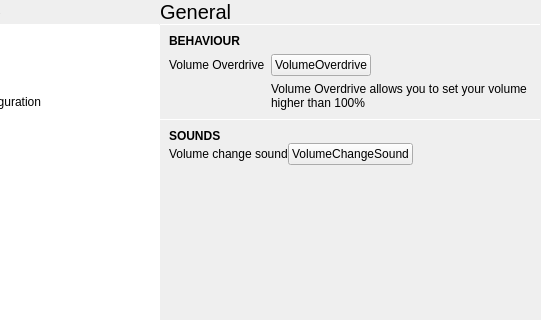
Above: statuscenter/PulseaudioPane/audiopane.ui from vicr123/theshell before the change; both pictures show x 90 to 631 and y 0 to 320 of the 631 by 423 pixel window. Below: the same form after it.
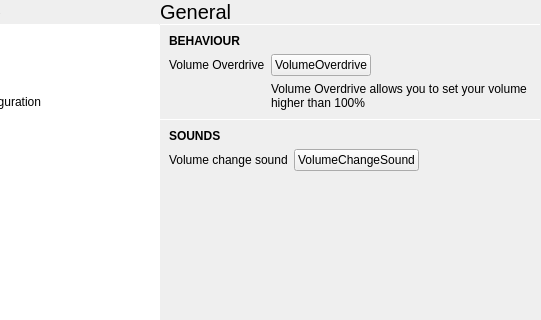
That is the form after the change. Icons and pictures are not drawn. Custom widgets are drawn as their Qt base class.

```diff
--- a/statuscenter/PulseaudioPane/audiopane.ui
+++ b/statuscenter/PulseaudioPane/audiopane.ui
@@ -333,6 +333,9 @@
              <property name="bottomMargin">
               <number>9</number>
              </property>
+             <property name="spacing">
+              <number>6</number>
+             </property>
              <item row="1" column="0">
               <widget class="QLabel" name="label_10">
                <property name="text">
```
